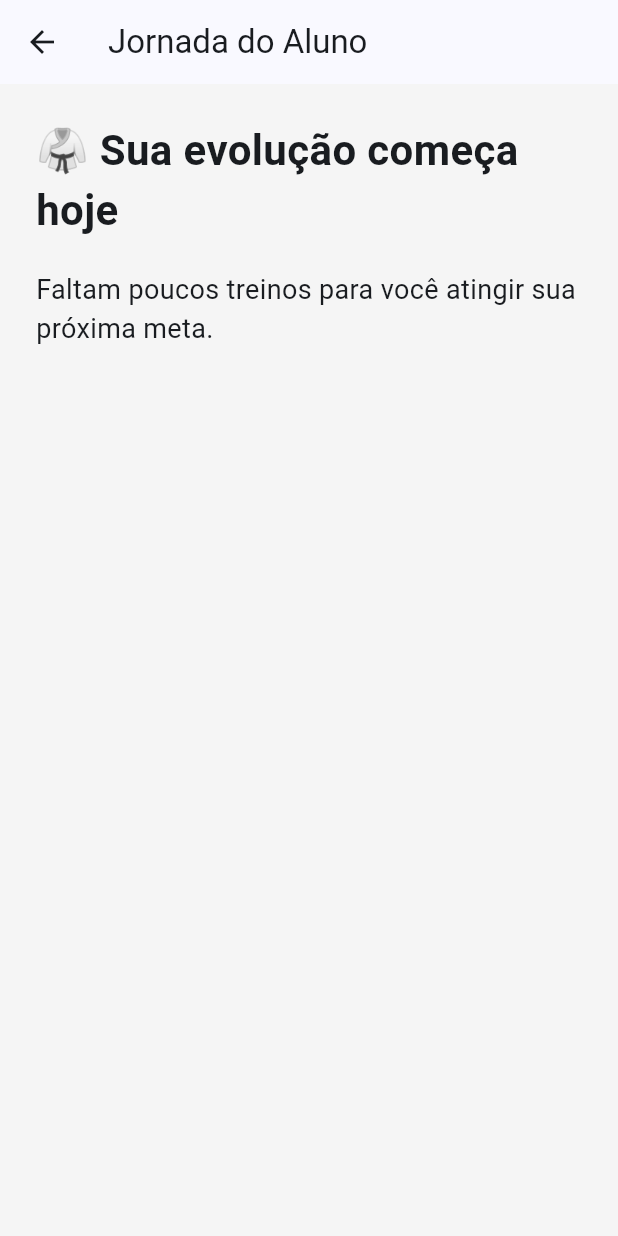
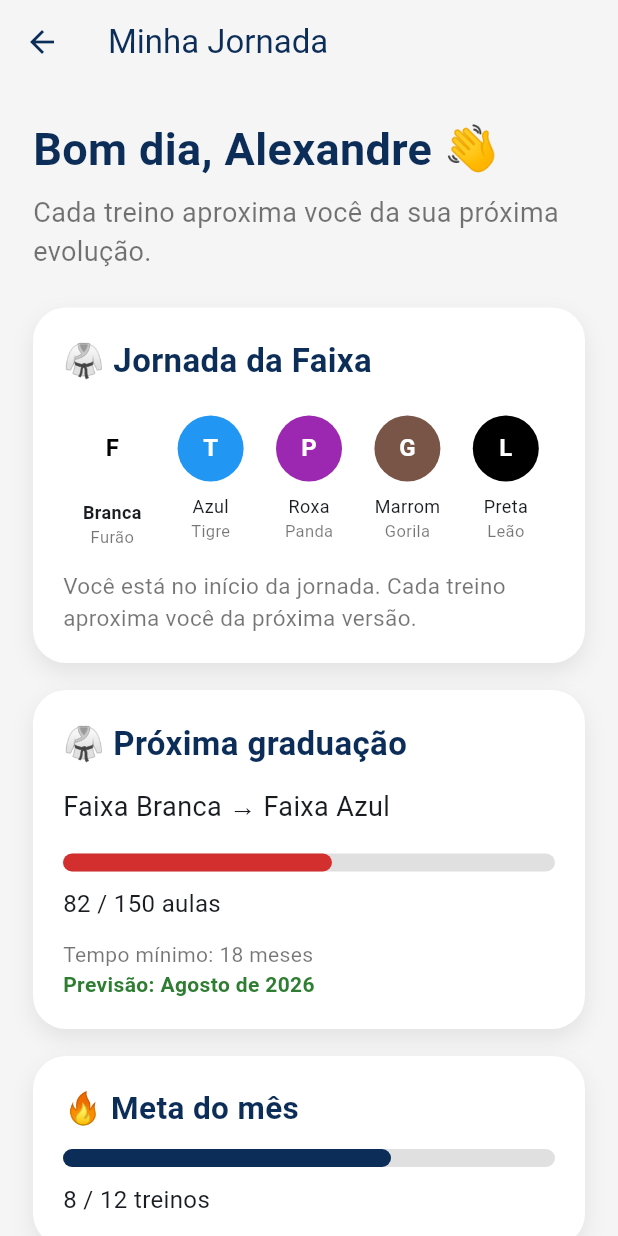
Before and after one commit to Carvalhoap/tatame-plus, a Flutter app: the screen it shows after launch, after a tap on "Sou Aluno", on a phone screen of 412 x 824 dp. Run offline on Flutter 3.47's test engine with Material 3 defaults, Android fonts, the phone set to English and light mode, and no system bars.

Commit message:
feat(student): add belt journey card

```diff
--- a/lib/core/theme/app_colors.dart
+++ b/lib/core/theme/app_colors.dart
@@ -1,22 +1,11 @@
 import 'package:flutter/material.dart';
 
 class AppColors {
-  // Azul principal do Tatame+
   static const Color brandPrimary = Color(0xFF0C2D57);
-
-  // Vermelho Gracie Barra
-  // Vermelho oficial da marca Gracie Barra
-static const Color gracieRed = Color(0xFFD32F2F);
-
-  // Cor de fundo
+  static const Color gracieRed = Color(0xFFD32F2F);
   static const Color background = Color(0xFFF5F5F5);
-
-  // Branco
   static const Color white = Colors.white;
-
-  // Preto
   static const Color black = Colors.black;
-
-  // Cinza para textos secundários
   static const Color grey = Colors.black54;
+  static const Color success = Color(0xFF2E7D32);
 }
--- /dev/null
+++ b/lib/features/student/data/student_mock.dart
@@ -0,0 +1,19 @@
+import '../models/student.dart';
+
+const mockStudent = Student(
+  name: 'Alexandre',
+  monthlyTrainings: 8,
+  monthlyGoal: 12,
+  streak: 5,
+  nextAchievement: 'Guerreiro de Bronze',
+  achievementProgress: 0.82,
+  nextTraining: 'Hoje • 20:30',
+  teacherName: 'Professor Thiagão',
+  quote: 'A disciplina vence o talento quando o talento não tem disciplina.',
+  currentBelt: 'Faixa Branca',
+  nextBelt: 'Faixa Azul',
+  graduationClassesDone: 82,
+  graduationClassesRequired: 150,
+  minimumTime: '18 meses',
+  estimatedGraduation: 'Agosto de 2026',
+);
--- /dev/null
+++ b/lib/features/student/models/student.dart
@@ -0,0 +1,35 @@
+class Student {
+  final String name;
+  final int monthlyTrainings;
+  final int monthlyGoal;
+  final int streak;
+  final String nextAchievement;
+  final double achievementProgress;
+  final String nextTraining;
+  final String teacherName;
+  final String quote;
+  final String currentBelt;
+  final String nextBelt;
+  final int graduationClassesDone;
+  final int graduationClassesRequired;
+  final String minimumTime;
+  final String estimatedGraduation;
+
+  const Student({
+    required this.name,
+    required this.monthlyTrainings,
+    required this.monthlyGoal,
+    required this.streak,
+    required this.nextAchievement,
+    required this.achievementProgress,
+    required this.nextTraining,
+    required this.teacherName,
+    required this.quote,
+    required this.currentBelt,
+    required this.nextBelt,
+    required this.graduationClassesDone,
+    required this.graduationClassesRequired,
+    required this.minimumTime,
+    required this.estimatedGraduation,
+  });
+}
--- a/lib/features/student/student_screen.dart
+++ b/lib/features/student/student_screen.dart
@@ -1,29 +1,88 @@
 import 'package:flutter/material.dart';
 import '../../core/theme/app_colors.dart';
+import 'data/student_mock.dart';
+import 'widgets/graduation_card.dart';
+import 'widgets/belt_journey_card.dart';
 
 class StudentScreen extends StatelessWidget {
   const StudentScreen({super.key});
 
   @override
   Widget build(BuildContext context) {
+    final student = mockStudent;
+    final monthlyProgress = student.monthlyTrainings / student.monthlyGoal;
+
     return Scaffold(
       backgroundColor: AppColors.background,
       appBar: AppBar(
-        title: const Text('Jornada do Aluno'),
+        title: const Text('Minha Jornada'),
+        backgroundColor: AppColors.background,
+        foregroundColor: AppColors.brandPrimary,
+        elevation: 0,
       ),
-      body: const Padding(
-        padding: EdgeInsets.all(24),
+      body: SingleChildScrollView(
+        padding: const EdgeInsets.all(22),
         child: Column(
           crossAxisAlignment: CrossAxisAlignment.start,
           children: [
             Text(
-              '🥋 Sua evolução começa hoje',
-              style: TextStyle(fontSize: 28, fontWeight: FontWeight.bold),
+              'Bom dia, ${student.name} 👋',
+              style: const TextStyle(
+                fontSize: 30,
+                fontWeight: FontWeight.bold,
+                color: AppColors.brandPrimary,
+              ),
             ),
-            SizedBox(height: 20),
-            Text(
-              'Faltam poucos treinos para você atingir sua próxima meta.',
-              style: TextStyle(fontSize: 18),
+            const SizedBox(height: 8),
+            const Text(
+              'Cada treino aproxima você da sua próxima evolução.',
+              style: TextStyle(fontSize: 18, color: AppColors.grey),
+            ),
+            const SizedBox(height: 24),
+
+            const BeltJourneyCard(),
+
+            const SizedBox(height: 18),
+
+            GraduationCard(student: student),
+
+            const SizedBox(height: 18),
+
+            _InfoCard(
+              title: '🔥 Meta do mês',
+              subtitle:
+                  '${student.monthlyTrainings} / ${student.monthlyGoal} treinos',
+              progress: monthlyProgress,
+              color: AppColors.brandPrimary,
+            ),
+
+            const SizedBox(height: 18),
+
+            _SimpleCard(
+              title: '🏆 Próxima conquista',
+              text:
+                  '${student.nextAchievement} • ${(student.achievementProgress * 100).round()}%',
+            ),
+
+            const SizedBox(height: 18),
+
+            _SimpleCard(
+              title: '🔥 Sequência atual',
+              text: '${student.streak} treinos consecutivos',
+            ),
+
+            const SizedBox(height: 18),
+
+            _SimpleCard(
+              title: '📅 Próximo treino',
+              text: '${student.nextTraining}\n${student.teacherName}',
+            ),
+
+            const SizedBox(height: 18),
+
+            _SimpleCard(
+              title: '💬 Frase do dia',
+              text: student.quote,
             ),
           ],
         ),
@@ -31,3 +90,93 @@ class StudentScreen extends StatelessWidget {
     );
   }
 }
+
+class _InfoCard extends StatelessWidget {
+  final String title;
+  final String subtitle;
+  final double progress;
+  final Color color;
+
+  const _InfoCard({
+    required this.title,
+    required this.subtitle,
+    required this.progress,
+    required this.color,
+  });
+
+  @override
+  Widget build(BuildContext context) {
+    return Container(
+      padding: const EdgeInsets.all(20),
+      decoration: _cardDecoration(),
+      child: Column(
+        crossAxisAlignment: CrossAxisAlignment.start,
+        children: [
+          Text(title, style: _cardTitleStyle()),
+          const SizedBox(height: 12),
+          LinearProgressIndicator(
+            value: progress,
+            minHeight: 12,
+            borderRadius: BorderRadius.circular(20),
+            backgroundColor: Colors.black12,
+            color: color,
+          ),
+          const SizedBox(height: 10),
+          Text(subtitle, style: const TextStyle(fontSize: 16)),
+        ],
+      ),
+    );
+  }
+}
+
+class _SimpleCard extends StatelessWidget {
+  final String title;
+  final String text;
+
+  const _SimpleCard({
+    required this.title,
+    required this.text,
+  });
+
+  @override
+  Widget build(BuildContext context) {
+    return Container(
+      width: double.infinity,
+      padding: const EdgeInsets.all(20),
+      decoration: _cardDecoration(),
+      child: Column(
+        crossAxisAlignment: CrossAxisAlignment.start,
+        children: [
+          Text(title, style: _cardTitleStyle()),
+          const SizedBox(height: 10),
+          Text(
+            text,
+            style: const TextStyle(fontSize: 17, height: 1.4),
+          ),
+        ],
+      ),
+    );
+  }
+}
+
+BoxDecoration _cardDecoration() {
+  return BoxDecoration(
+    color: AppColors.white,
+    borderRadius: BorderRadius.circular(22),
+    boxShadow: [
+      BoxShadow(
+        color: Colors.black.withOpacity(0.08),
+        blurRadius: 12,
+        offset: const Offset(0, 6),
+      ),
+    ],
+  );
+}
+
+TextStyle _cardTitleStyle() {
+  return const TextStyle(
+    fontSize: 21,
+    fontWeight: FontWeight.bold,
+    color: AppColors.brandPrimary,
+  );
+}
--- /dev/null
+++ b/lib/features/student/widgets/belt_journey_card.dart
@@ -0,0 +1,103 @@
+import 'package:flutter/material.dart';
+import '../../../core/theme/app_colors.dart';
+
+class BeltJourneyCard extends StatelessWidget {
+  const BeltJourneyCard({super.key});
+
+  @override
+  Widget build(BuildContext context) {
+    final belts = [
+      _BeltStep('Branca', 'Furão', Colors.white, true),
+      _BeltStep('Azul', 'Tigre', Colors.blue, false),
+      _BeltStep('Roxa', 'Panda', Colors.purple, false),
+      _BeltStep('Marrom', 'Gorila', Colors.brown, false),
+      _BeltStep('Preta', 'Leão', Colors.black, false),
+    ];
+
+    return Container(
+      padding: const EdgeInsets.all(20),
+      decoration: BoxDecoration(
+        color: AppColors.white,
+        borderRadius: BorderRadius.circular(22),
+        boxShadow: [
+          BoxShadow(
+            color: Colors.black.withOpacity(0.08),
+            blurRadius: 12,
+            offset: const Offset(0, 6),
+          ),
+        ],
+      ),
+      child: Column(
+        crossAxisAlignment: CrossAxisAlignment.start,
+        children: [
+          const Text(
+            '🥋 Jornada da Faixa',
+            style: TextStyle(
+              fontSize: 22,
+              fontWeight: FontWeight.bold,
+              color: AppColors.brandPrimary,
+            ),
+          ),
+          const SizedBox(height: 16),
+          Row(
+            children: belts.map((belt) {
+              return Expanded(
+                child: Column(
+                  children: [
+                    CircleAvatar(
+                      radius: belt.isCurrent ? 26 : 22,
+                      backgroundColor: belt.color,
+                      child: Text(
+                        belt.mascot.substring(0, 1),
+                        style: TextStyle(
+                          color: belt.color == Colors.white
+                              ? AppColors.black
+                              : AppColors.white,
+                          fontWeight: FontWeight.bold,
+                        ),
+                      ),
+                    ),
+                    const SizedBox(height: 8),
+                    Text(
+                      belt.name,
+                      style: TextStyle(
+                        fontSize: 12,
+                        fontWeight:
+                            belt.isCurrent ? FontWeight.bold : FontWeight.normal,
+                      ),
+                    ),
+                    Text(
+                      belt.mascot,
+                      style: const TextStyle(
+                        fontSize: 11,
+                        color: AppColors.grey,
+                      ),
+                    ),
+                  ],
+                ),
+              );
+            }).toList(),
+          ),
+          const SizedBox(height: 14),
+          const Text(
+            'Você está no início da jornada. Cada treino aproxima você da próxima versão.',
+            style: TextStyle(
+              fontSize: 15,
+              color: AppColors.grey,
+              height: 1.4,
+            ),
+          ),
+        ],
+      ),
+    );
+  }
+}
+
+class _BeltStep {
+  final String name;
+  final String mascot;
+  final Color color;
+  final bool isCurrent;
+
+  _BeltStep(this.name, this.mascot, this.color, this.isCurrent);
+}
--- /dev/null
+++ b/lib/features/student/widgets/graduation_card.dart
@@ -0,0 +1,76 @@
+import 'package:flutter/material.dart';
+import '../../../core/theme/app_colors.dart';
+import '../models/student.dart';
+
+class GraduationCard extends StatelessWidget {
+  final Student student;
+
+  const GraduationCard({
+    super.key,
+    required this.student,
+  });
+
+  @override
+  Widget build(BuildContext context) {
+    final progress =
+        student.graduationClassesDone / student.graduationClassesRequired;
+
+    return Container(
+      padding: const EdgeInsets.all(20),
+      decoration: BoxDecoration(
+        color: AppColors.white,
+        borderRadius: BorderRadius.circular(22),
+        boxShadow: [
+          BoxShadow(
+            color: Colors.black.withOpacity(0.08),
+            blurRadius: 12,
+            offset: const Offset(0, 6),
+          ),
+        ],
+      ),
+      child: Column(
+        crossAxisAlignment: CrossAxisAlignment.start,
+        children: [
+          const Text(
+            '🥋 Próxima graduação',
+            style: TextStyle(
+              fontSize: 22,
+              fontWeight: FontWeight.bold,
+              color: AppColors.brandPrimary,
+            ),
+          ),
+          const SizedBox(height: 12),
+          Text(
+            '${student.currentBelt} → ${student.nextBelt}',
+            style: const TextStyle(fontSize: 18),
+          ),
+          const SizedBox(height: 18),
+          LinearProgressIndicator(
+            value: progress,
+            minHeight: 12,
+            borderRadius: BorderRadius.circular(20),
+            backgroundColor: Colors.black12,
+            color: AppColors.gracieRed,
+          ),
+          const SizedBox(height: 10),
+          Text(
+            '${student.graduationClassesDone} / ${student.graduationClassesRequired} aulas',
+            style: const TextStyle(fontSize: 16),
+          ),
+          const SizedBox(height: 12),
+          Text(
+            'Tempo mínimo: ${student.minimumTime}',
+            style: const TextStyle(color: AppColors.grey),
+          ),
+          Text(
+            'Previsão: ${student.estimatedGraduation}',
+            style: const TextStyle(
+              color: AppColors.success,
+              fontWeight: FontWeight.bold,
+            ),
+          ),
+        ],
+      ),
+    );
+  }
+}
```
